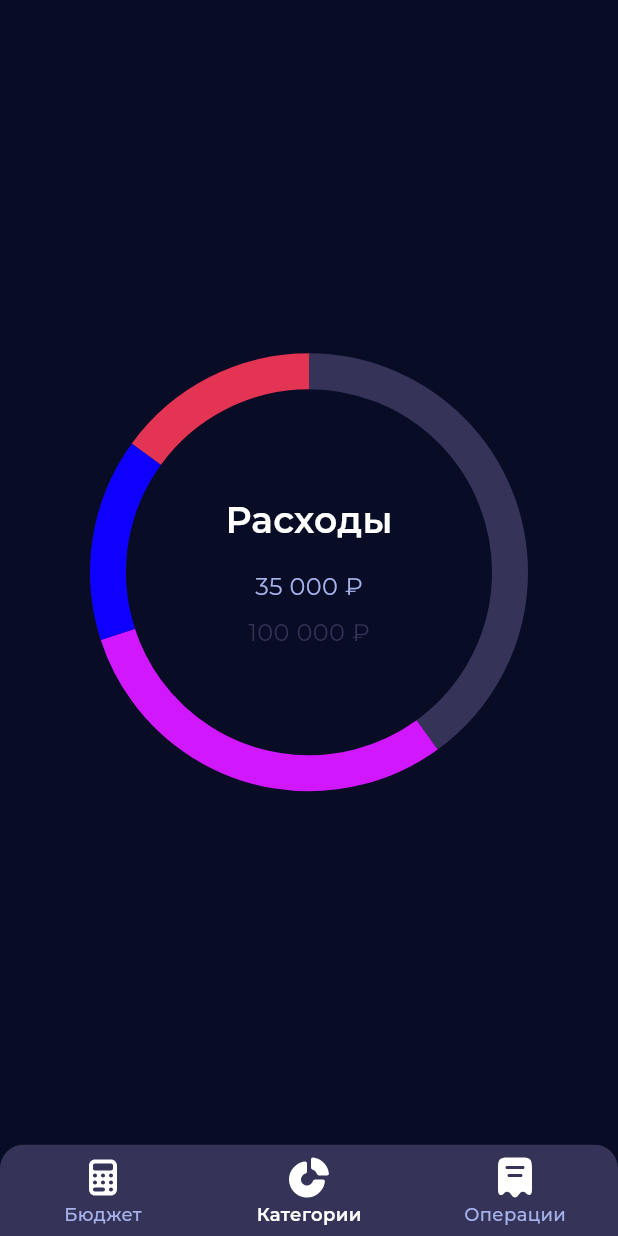
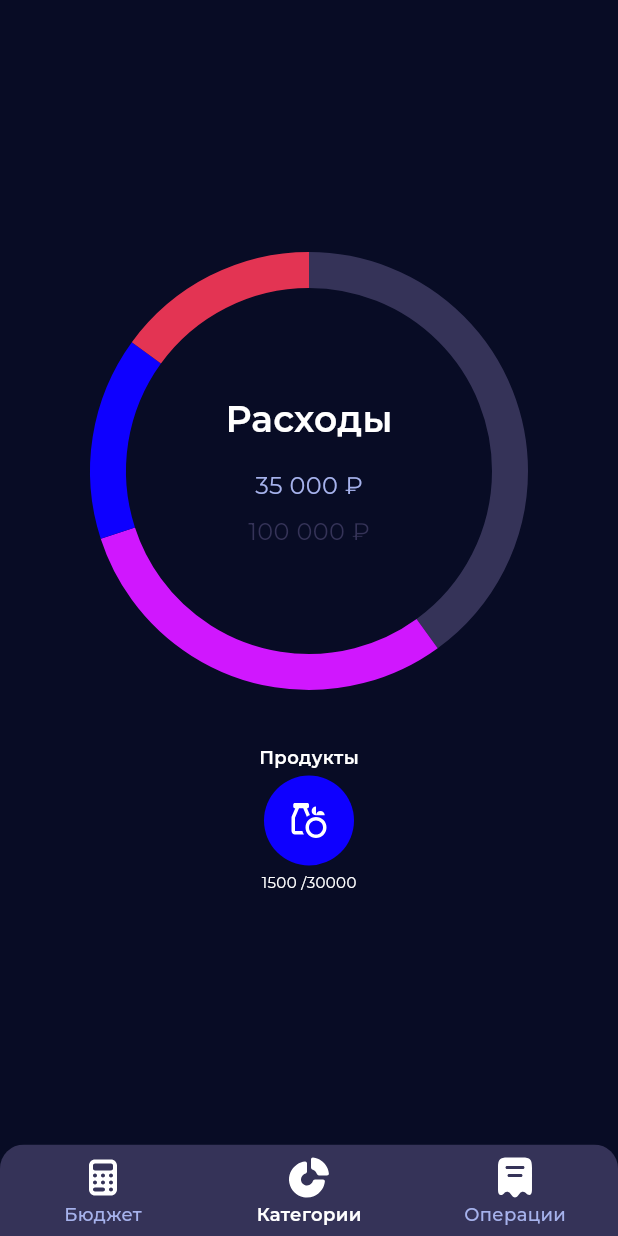
Before and after one commit to LizzzaD/Budget-Buddy, a Flutter app: the screen it shows after launch, on a phone screen of 412 x 824 dp. Run offline on Flutter 3.47's test engine with Material 3 defaults, Android fonts, the phone set to English and light mode, and no system bars; drawn by our look-alikes of fl_chart; our stand-ins replace decimal, flutter_svg, freezed_annotation, google_fonts.

Commit message:
add category layout

```diff
--- /dev/null
+++ b/lib/features/domain/models/category/category.dart
@@ -0,0 +1,17 @@
+import 'package:decimal/decimal.dart';
+import 'package:flutter/material.dart';
+import 'package:freezed_annotation/freezed_annotation.dart';
+
+part 'category.freezed.dart';
+
+@freezed
+class Category with _$Category {
+  const factory Category({
+    required int id,
+    required String title,
+    required Decimal filled,
+    required Decimal planned,
+    required Color color,
+    required Widget icon,
+  }) = _Category;
+}
--- a/lib/features/screens/categories_screen.dart
+++ b/lib/features/screens/categories_screen.dart
@@ -1,16 +1,36 @@
+import 'package:budget_buddy/views/extension/build_context_extension.dart';
+import 'package:budget_buddy/views/images/icons.dart';
 import 'package:budget_buddy/views/ui_kit/charts/pie_chart.dart';
-import 'package:fl_chart/fl_chart.dart';
+import 'package:decimal/decimal.dart';
 import 'package:flutter/material.dart';
+
+import '../../views/ui_kit/widgets/category_widget.dart';
+import '../domain/models/category/category.dart';
 
 class CategoriesScreen extends StatelessWidget {
   const CategoriesScreen({super.key});
 
+
   @override
   Widget build(BuildContext context) {
+    Category category = Category(
+        id: 1,
+        title: 'Продукты',
+        filled: Decimal.parse("1500"),
+        planned: Decimal.parse("30000"),
+        color: context.colors.blue,
+        icon: SVGIcon.grocery.build());
     return Scaffold(
       body: SafeArea(
-        child: Center(
-          child: DonutChart(),
+        child: Column(
+          mainAxisAlignment: MainAxisAlignment.center,
+          children: [
+            const DonutChart(),
+            const SizedBox(
+              height: 36,
+            ),
+            CategoryWidget(category: category,),
+          ],
         ),
       ),
     );
--- a/lib/views/ui_kit/app_bars/main_bottom_navigation_bar.dart
+++ b/lib/views/ui_kit/app_bars/main_bottom_navigation_bar.dart
@@ -1,3 +1,5 @@
+import 'dart:async';
+
 import 'package:budget_buddy/views/extension/build_context_extension.dart';
 import 'package:flutter/material.dart';
 
@@ -10,15 +12,14 @@ class MainBottomNavigationBar extends StatelessWidget {
     super.key,
   });
 
-  final currentIndex;
-  final onTap;
+  final int currentIndex;
+  final FutureOr<void> Function(int index) onTap;
 
   @override
   Widget build(BuildContext context) {
     return ClipRRect(
-      borderRadius: const BorderRadius.only(
-        topRight: Radius.circular(16),
-        topLeft: Radius.circular(16),
+      borderRadius: const BorderRadius.vertical(
+        top: Radius.circular(16),
       ),
       child: BottomNavigationBar(
         items: <BottomNavigationBarItem>[
--- /dev/null
+++ b/lib/views/ui_kit/widgets/category_widget.dart
@@ -0,0 +1,45 @@
+import 'package:budget_buddy/views/extension/build_context_extension.dart';
+import 'package:flutter/material.dart';
+
+import '../../../features/domain/models/category/category.dart';
+
+class CategoryWidget extends StatelessWidget {
+  const CategoryWidget({required this.category, super.key});
+
+  final Category category;
+
+  @override
+  Widget build(BuildContext context) {
+    return Column(
+      mainAxisAlignment: MainAxisAlignment.center,
+      mainAxisSize: MainAxisSize.min,
+      children: [
+        Text(
+          category.title,
+          style:
+              context.styles.semibold12.copyWith(color: context.colors.white),
+        ),
+        const SizedBox(
+          height: 4,
+        ),
+        Container(
+          height: 60,
+          width: 60,
+          decoration: BoxDecoration(
+            shape: BoxShape.circle,
+            color: category.color,
+          ),
+          padding: const EdgeInsets.all(16),
+          child: category.icon,
+        ),
+        const SizedBox(
+          height: 4,
+        ),
+        Text(
+          '${category.filled} /${category.planned}',
+          style: context.styles.regular10.copyWith(color: context.colors.white),
+        )
+      ],
+    );
+  }
+}
--- a/pubspec.yaml
+++ b/pubspec.yaml
@@ -8,11 +8,13 @@ environment:
   sdk: '>=3.4.3 <4.0.0'
 
 dependencies:
+  decimal: ^3.0.2
   fl_chart: ^0.68.0
   flutter:
     sdk: flutter
 
   flutter_svg: ^2.0.10+1
+  freezed_annotation: ^2.4.3
   google_fonts: ^6.2.1
 
 
@@ -21,6 +23,8 @@ dev_dependencies:
     sdk: flutter
 
   flutter_lints: ^3.0.0
+  build_runner: ^2.4.11
+  freezed: ^2.5.2
 
 flutter:
   uses-material-design: true
```
Also changed, not shown: lib/features/screens/home_screen.dart (+6 -2 lines), lib/main.dart (+0 -50 lines), lib/features/domain/models/category/category.freezed.dart (added), pubspec.lock.
